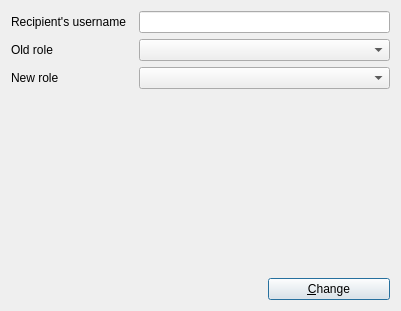
Old version of the form forms/changeuserroledialog.ui in the repository iamOgunyinka/TragelPC.
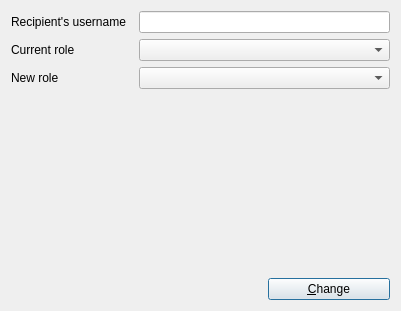
New version of the form.

Commit message: Changed role channging, password reset interface;implemented order polling

Patch:
```diff
--- a/forms/changeuserroledialog.ui
+++ b/forms/changeuserroledialog.ui
@@ -30,7 +30,7 @@
    <item row="1" column="0">
     <widget class="QLabel" name="label_2">
      <property name="text">
-      <string>Old role</string>
+      <string>Current role</string>
      </property>
      <property name="buddy">
       <cstring>old_role_combo</cstring>
```
Left out of the diff: 14 changed lines with no effect on the pictures. The commit also changes 14 other files.
